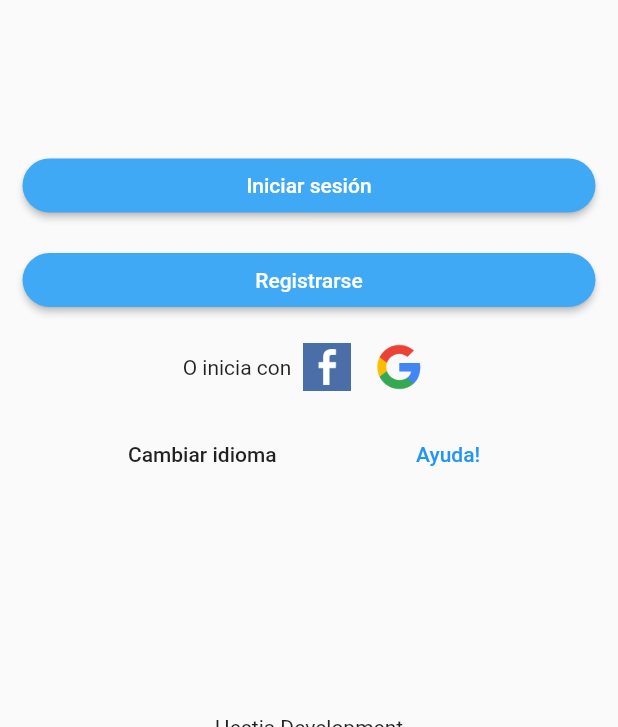
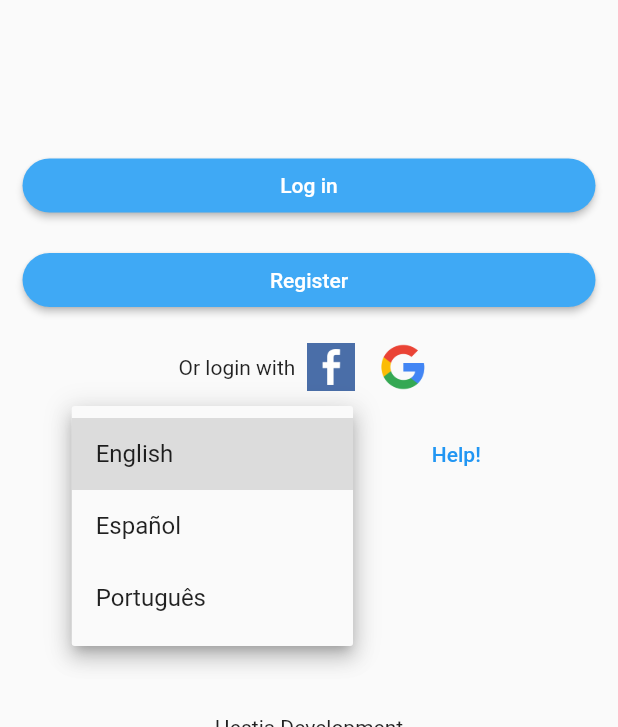
Before and after one commit to JamesMorales04/BigOrganizer, a Flutter app: the screen it shows after launch, after a tap on "Change language", on a phone screen of 412 x 824 dp, the part 509-1236 px from its top. Run offline on Flutter 3.47's test engine with Material 2 defaults, Android fonts, the phone set to English and light mode, and no system bars; our stand-ins replace cloud_firestore, firebase_auth, flutter_datetime_picker, shared_preferences, table_calendar; missing offline and left inert: flutter_country_picker; accounts and stored records are empty.

Commit message:
Idioma, modo retrato
- Forzado modo retrado
- Actualizada selección de idioma en inicio y settings
- Agregado idioma portugués

```diff
--- a/big_organizer/assets/locale/locale_en.json
+++ b/big_organizer/assets/locale/locale_en.json
@@ -48,6 +48,8 @@
 
     "message_are_you_sure": "Are you sure?",
     "message_nothing_here": "Nothing to see here",
-    "message_alternative_login": "Or login with"
+    "message_alternative_login": "Or login with",
+
+    "message_select_language": "Select language"
 
   }
--- a/big_organizer/lib/Frontend/Lenguaje/Traduccion.dart
+++ b/big_organizer/lib/Frontend/Lenguaje/Traduccion.dart
@@ -8,7 +8,7 @@ import 'package:shared_preferences/shared_preferences.dart';
 /// Preferences related
 ///
 const String _storageKey = "BigOrganizer_";
-const List<String> _supportedLanguages = ['en','es'];
+const List<String> _supportedLanguages = ['en','es','pt'];
 Future<SharedPreferences> _prefs = SharedPreferences.getInstance();
 
 class GlobalTranslations {
@@ -46,9 +46,32 @@ class GlobalTranslations {
       language = await getPreferredLanguage();
     }
 
-    if (language == ""){
-      language = "en";
+    switch (language) {
+
+      case "English":
+        {
+          language = "en";
+        }
+      break;
+
+      case "Español":
+        {
+          language = "es";
+        }
+      break;
+
+      case "Português":
+        {
+          language = "pt";
+        }
+      break;
+
+      default:
+        {
+          language = "en";
+        }
     }
+
     _locale = Locale(language, "");
 
     String jsonContent = await rootBundle.loadString("assets/locale/locale_${_locale.languageCode}.json");
--- a/big_organizer/lib/Frontend/Login/Inicio.dart
+++ b/big_organizer/lib/Frontend/Login/Inicio.dart
@@ -53,17 +53,23 @@ class _InicioState extends State<Inicio> {
 
 
   Widget _lenguaje() {
-    final String language = allTranslations.currentLanguage;
+    String valor = allTranslations.text('button_language');
     return new Container(
       padding: EdgeInsets.only(top: 10),
-      child: FlatButton(
-        child: Text(allTranslations.text('button_language')),
-        onPressed: (){
-        allTranslations.setNewLanguage(language == 'es' ? 'en' : 'es');
-        setState((){});
-        },
-      ),
-
+      child: new DropdownButton<String>(
+            hint: Text(valor),
+            items: <String>['English', 'Español', 'Português'].map((String value) {
+              return new DropdownMenuItem<String>(
+                value: value,
+                child: new Text(value),
+              );
+            }).toList(),
+            onChanged: (String value) {
+              valor = value;
+              allTranslations.setNewLanguage(value);
+              setState((){});
+            },
+          ),
     );
   }
 
--- a/big_organizer/lib/main.dart
+++ b/big_organizer/lib/main.dart
@@ -4,12 +4,16 @@ import 'package:big_organizer/Frontend/Login/Login.dart';
 import 'package:big_organizer/Frontend/Login/Register.dart';
 import 'package:flutter/material.dart';
 import 'package:big_organizer/Backend/Autenticacion/Creacion/Auth.dart';
+import 'package:flutter/services.dart';
 import 'package:flutter_localizations/flutter_localizations.dart';
 import 'package:big_organizer/Frontend/Lenguaje/Traduccion.dart';
 
 void main() async{
   await allTranslations.init();
-  runApp(new MyApp());
+  SystemChrome.setPreferredOrientations([DeviceOrientation.portraitUp])
+    .then((_) {
+      runApp(new MyApp());
+    });
 }
 
 class MyApp extends StatelessWidget {
--- a/big_organizer/pubspec.yaml
+++ b/big_organizer/pubspec.yaml
@@ -73,6 +73,7 @@ flutter:
   - assets/icons/google.png
   - assets/locale/locale_es.json
   - assets/locale/locale_en.json
+  - assets/locale/locale_pt.json
   #  - images/a_dot_ham.jpeg
 
   # An image asset can refer to one or more resolution-specific "variants", see
```
Also changed, not shown: big_organizer/assets/locale/locale_es.json (+7 -5 lines), big_organizer/assets/locale/locale_pt.json (added, +55 -0 lines), big_organizer/lib/Frontend/Menu/Settings.dart (+43 -3 lines), 2 other files.
